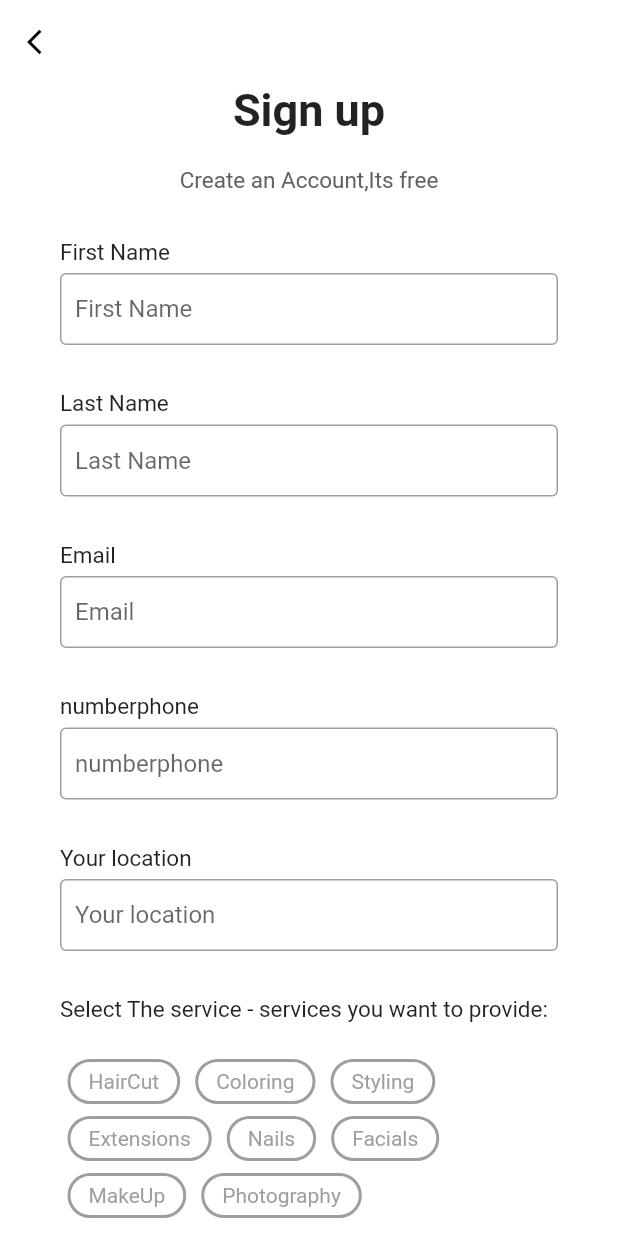
After one commit to tuqa99/highlights, a Flutter app: the SignUpSpecialist screen opened directly, on a phone screen of 412 x 824 dp. The commit adds this screen. Run offline on Flutter 3.47's test engine with Material 2 defaults, Android fonts, the phone set to English and light mode, and no system bars; our stand-ins replace cloud_firestore, file_picker, firebase_auth, firebase_core, firebase_storage, flutter_rating_bar and 6 more; accounts and stored records are empty; network calls fail.

Commit message:
add services to signUp

```diff
--- a/lib/main.dart
+++ b/lib/main.dart
@@ -1,5 +1,4 @@
 import "package:flutter/material.dart";
-import 'package:highlights/UserScreens/allscreens.dart';
 import 'package:highlights/screens/SplashScreen.dart';
 import 'package:firebase_core/firebase_core.dart';
 import 'firebase_options.dart';
@@ -17,6 +16,6 @@ class MyApp extends StatelessWidget {
 
   @override
   Widget build(BuildContext context) {
-    return MainPage();
+    return SplashScree();
   }
 }
--- /dev/null
+++ b/lib/screens/SignUpSpecialist.dart
@@ -0,0 +1,386 @@
+import 'package:flutter/material.dart';
+import 'package:firebase_auth/firebase_auth.dart';
+import 'package:highlights/UserScreens/HomePageComp/HomePage.dart';
+import 'package:highlights/UserScreens/allscreens.dart';
+import 'package:highlights/screens/login.dart';
+import 'package:highlights/specialist/specialistprofile.dart';
+import 'package:cloud_firestore/cloud_firestore.dart';
+
+class SignUpSpecialist extends StatefulWidget {
+  const SignUpSpecialist({super.key});
+
+  @override
+  State<SignUpSpecialist> createState() => _SignUpSpecialistState();
+}
+
+class _SignUpSpecialistState extends State<SignUpSpecialist> {
+  TextEditingController email = TextEditingController();
+  TextEditingController FirstName = TextEditingController();
+  TextEditingController LastName = TextEditingController();
+  TextEditingController password = TextEditingController();
+  TextEditingController password2 = TextEditingController();
+  TextEditingController phoneNumber = TextEditingController();
+  TextEditingController location = TextEditingController();
+  List<String> servicesList = [
+    "HairCut",
+    "Coloring",
+    "Styling",
+    "Extensions",
+    "Nails",
+    "Facials",
+    "MakeUp",
+    "Photography",
+  ];
+  Color kActiveColor = Colors.pink;
+  List<String>? selectedService = [];
+
+  bool confirmedPassword() {
+    if (password.text.trim() == password2.text.trim()) {
+      return true;
+    } else {
+      return false;
+    }
+  }
+
+  @override
+  Widget build(BuildContext context) {
+    return Scaffold(
+      resizeToAvoidBottomInset: false,
+      backgroundColor: Colors.white,
+      appBar: AppBar(
+        elevation: 0,
+        brightness: Brightness.light,
+        backgroundColor: Colors.white,
+        leading: IconButton(
+            onPressed: () {
+              Navigator.pop(context);
+            },
+            icon: Icon(
+              Icons.arrow_back_ios,
+              size: 20,
+              color: Colors.black,
+            )),
+      ),
+      body: Center(
+          child: SingleChildScrollView(
+        scrollDirection: Axis.vertical,
+        child: Column(
+          mainAxisAlignment: MainAxisAlignment.spaceBetween,
+          children: [
+            Column(
+              children: [
+                Column(
+                  mainAxisAlignment: MainAxisAlignment.spaceEvenly,
+                  children: [
+                    Text(
+                      "Sign up",
+                      style: TextStyle(
+                        fontSize: 30,
+                        fontWeight: FontWeight.bold,
+                      ),
+                    ),
+                    SizedBox(
+                      height: 20,
+                    ),
+                    Text(
+                      "Create an Account,Its free",
+                      style: TextStyle(
+                        fontSize: 15,
+                        color: Colors.grey[700],
+                      ),
+                    ),
+                    SizedBox(
+                      height: 30,
+                    )
+                  ],
+                ),
+                Padding(
+                  padding: EdgeInsets.symmetric(horizontal: 40),
+                  child: Column(
+                    crossAxisAlignment: CrossAxisAlignment.start,
+                    children: [
+                      makeInput(FirstName, label: "First Name"),
+                      makeInput(LastName, label: "Last Name"),
+                      makeInput(email, label: "Email"),
+                      makeInput(phoneNumber, label: "numberphone"),
+                      makeInput(location, label: "Your location"),
+                      Text(
+                        "Select The service - services you want to provide:",
+                        style: TextStyle(
+                            fontSize: 15,
+                            fontWeight: FontWeight.w400,
+                            color: Colors.black87),
+                      ),
+                      SizedBox(
+                        height: 20,
+                      ),
+                      Wrap(
+                        children: servicesList.map(
+                          (service) {
+                            bool isSelected = false;
+                            if (selectedService!.contains(service)) {
+                              isSelected = true;
+                            }
+                            return GestureDetector(
+                              onTap: () {
+                                if (!selectedService!.contains(service)) {
+                                  if (selectedService!.length <
+                                      servicesList.length) {
+                                    selectedService!.add(service);
+                                    setState(() {});
+                                  }
+                                } else {
+                                  selectedService!.removeWhere(
+                                      (element) => element == service);
+                                  setState(() {});
+                                }
+                              },
+                              child: Container(
+                                  margin: EdgeInsets.symmetric(
+                                      horizontal: 5, vertical: 4),
+                                  child: Container(
+                                    padding: EdgeInsets.symmetric(
+                                        vertical: 5, horizontal: 12),
+                                    decoration: BoxDecoration(
+                                        color: Colors.white,
+                                        borderRadius: BorderRadius.circular(18),
+                                        border: Border.all(
+                                            color: isSelected
+                                                ? kActiveColor
+                                                : Colors.grey,
+                                            width: 2)),
+                                    child: Text(
+                                      service,
+                                      style: TextStyle(
+                                          color: isSelected
+                                              ? kActiveColor
+                                              : Colors.grey,
+                                          fontSize: 14),
+                                    ),
+                                  )),
+                            );
+                          },
+                        ).toList(),
+                      ),
+                      SizedBox(
+                        height: 30,
+                      ),
+                      makeInput(
+                        password,
+                        label: "Password",
+                        obsureText: true,
+                      ),
+                      makeInput(
+                        password2,
+                        label: "Confirm Pasword",
+                        obsureText: true,
+                      )
+                    ],
+                  ),
+                ),
+                Padding(
+                  padding: EdgeInsets.symmetric(horizontal: 40),
+                  child: Container(
+                    padding: EdgeInsets.only(top: 3, left: 3),
+                    decoration: BoxDecoration(
+                        borderRadius: BorderRadius.circular(40),
+                        border: Border(
+                            bottom: BorderSide(color: Colors.black),
+                            top: BorderSide(color: Colors.black),
+                            right: BorderSide(color: Colors.black),
+                            left: BorderSide(color: Colors.black))),
+                    child: MaterialButton(
+                      minWidth: double.infinity,
+                      height: 60,
+                      onPressed: () async {
+                        try {
+                          if (confirmedPassword() == true) {
+                            var authin = FirebaseAuth.instance;
+                            UserCredential user =
+                                await authin.createUserWithEmailAndPassword(
+                                    email: email.text, password: password.text);
+                            ScaffoldMessenger.of(context).showSnackBar(
+                                const SnackBar(content: Text("its added")));
+                            addUserInfo(
+                              FirstName.text.trim(),
+                              LastName.text.trim(),
+                              email.text.trim(),
+                              phoneNumber.text.trim(),
+                              location.text.trim(),
+                              selectedService,
+                            );
+                            Navigator.push(context, MaterialPageRoute(
+                              builder: (context) {
+                                return MainPage();
+                              },
+                            ));
+                          }
+                        } catch (e) {
+                          ScaffoldMessenger.of(context).showSnackBar(SnackBar(
+                              content: Text(
+                                  "sorry try to change the pass and the email")));
+                          if (confirmedPassword() == false) {
+                            ScaffoldMessenger.of(context).showSnackBar(SnackBar(
+                                content: Text("Password is not the same")));
+                          }
+                        }
+                      },
+                      color: Colors.redAccent,
+                      shape: RoundedRectangleBorder(
+                          borderRadius: BorderRadius.circular(40)),
+                      child: Text(
+                        "Sign Up",
+                        style: TextStyle(
+                          fontWeight: FontWeight.w600,
+                          fontSize: 16,
+                        ),
+                      ),
+                    ),
+                  ),
+                ),
+                SizedBox(
+                  height: 20,
+                ),
+                Row(
+                  mainAxisAlignment: MainAxisAlignment.center,
+                  children: [
+                    Text("Already have an account? "),
+                    Text(
+                      "Login",
+                      style:
+                          TextStyle(fontWeight: FontWeight.w600, fontSize: 18),
+                    ),
+                  ],
+                )
+              ],
+            ),
+          ],
+        ),
+      )),
+    );
+  }
+}
+
+Future addUserInfo(
+  String firstName,
+  String lastName,
+  String email,
+  String phoneNumber,
+  String location,
+  List<String>? selectedService,
+) async {
+  await FirebaseFirestore.instance.collection("specialist").add({
+    'first name': firstName,
+    'last name': lastName,
+    'email': email,
+    'location': location,
+    'phone number': phoneNumber,
+  });
+  if (selectedService!.contains("HairCut")) {
+    await FirebaseFirestore.instance.collection("HairCut").add({
+      'first name': firstName,
+      'last name': lastName,
+      'email': email,
+      'location': location,
+      'phone number': phoneNumber,
+    });
+  }
+  if (selectedService!.contains("Coloring")) {
+    await FirebaseFirestore.instance.collection("Coloring").add({
+      'first name': firstName,
+      'last name': lastName,
+      'email': email,
+      'location': location,
+      'phone number': phoneNumber,
+    });
+  }
+  if (selectedService!.contains("Styling")) {
+    await FirebaseFirestore.instance.collection("Styling").add({
+      'first name': firstName,
+      'last name': lastName,
+      'email': email,
+      'location': location,
+      'phone number': phoneNumber,
+    });
+  }
+  if (selectedService!.contains("Extensions")) {
+    await FirebaseFirestore.instance.collection("Extensions").add({
+      'first name': firstName,
+      'last name': lastName,
+      'email': email,
+      'location': location,
+      'phone number': phoneNumber,
+    });
+  }
+  if (selectedService!.contains("Nails")) {
+    await FirebaseFirestore.instance.collection("Nails").add({
+      'first name': firstName,
+      'last name': lastName,
+      'email': email,
+      'location': location,
+      'phone number': phoneNumber,
+    });
+  }
+  if (selectedService!.contains("Facials")) {
+    await FirebaseFirestore.instance.collection("Facials").add({
+      'first name': firstName,
+      'last name': lastName,
+      'email': email,
+      'location': location,
+      'phone number': phoneNumber,
+    });
+  }
+  if (selectedService!.contains("MakeUp")) {
+    await FirebaseFirestore.instance.collection("MakeUp").add({
+      'first name': firstName,
+      'last name': lastName,
+      'email': email,
+      'location': location,
+      'phone number': phoneNumber,
+    });
+  }
+  if (selectedService!.contains("Photography")) {
+    await FirebaseFirestore.instance.collection("Photography").add({
+      'first name': firstName,
+      'last name': lastName,
+      'email': email,
+      'location': location,
+      'phone number': phoneNumber,
+    });
+  }
+}
+
+Widget makeInput(TextEditingController controller,
+    {label, obsureText = false}) {
+  return Column(
+    crossAxisAlignment: CrossAxisAlignment.start,
+    children: [
+      Text(
+        label,
+        style: TextStyle(
+            fontSize: 15, fontWeight: FontWeight.w400, color: Colors.black87),
+      ),
+      SizedBox(
+        height: 5,
+      ),
+      TextField(
+        controller: controller,
+        obscureText: obsureText,
+        decoration: InputDecoration(
+          hintText: label,
+          contentPadding: EdgeInsets.symmetric(vertical: 0, horizontal: 10),
+          enabledBorder: OutlineInputBorder(
+            borderSide: BorderSide(
+              color: Colors.grey,
+            ),
+          ),
+          border:
+              OutlineInputBorder(borderSide: BorderSide(color: Colors.grey)),
+        ),
+      ),
+      SizedBox(
+        height: 30,
+      )
+    ],
+  );
+}
--- a/lib/screens/SingupUser.dart
+++ b/lib/screens/SingupUser.dart
@@ -13,6 +13,8 @@ class SignupPageuser extends StatelessWidget {
   TextEditingController location = TextEditingController();
 
   var authin = FirebaseAuth.instance;
+  var selectedService="Hair";
+
 
   @override
   Widget build(BuildContext context) {
@@ -77,6 +79,7 @@ class SignupPageuser extends StatelessWidget {
                     makeInput(email, label: "Email"),
                     makeInput(phoneNumber, label: "numberphone"),
                     makeInput(location, label: "Your location"),
+
                     makeInput(password, label: "Password", obsureText: true),
                     makeInput(password2,
                         label: "Confirm Pasword", obsureText: true)
--- a/lib/screens/viewscreen.dart
+++ b/lib/screens/viewscreen.dart
@@ -3,7 +3,7 @@ import 'dart:collection';
 import 'package:flutter/material.dart';
 import 'package:highlights/screens/SingupUser.dart';
 import 'package:highlights/screens/login.dart';
-import 'package:highlights/screens/signupuspecialist.dart';
+import 'package:highlights/screens/signupspecialist.dart';
 import 'package:video_player/video_player.dart';
 
 class VideoApp extends StatefulWidget {
@@ -127,7 +127,7 @@ class _VideoAppState extends State<VideoApp> {
                                 onTap: () {
                                   Navigator.push(context, MaterialPageRoute(
                                     builder: (context) {
-                                      return SignupPagespecialist();
+                                      return SignUpSpecialist();
                                     },
                                   ));
                                 },
```
Also changed, not shown: lib/screens/login.dart (+4 -3 lines), lib/screens/signupuspecialist.dart (deleted, +0 -205 lines), lib/screens/specialistList.dart (+7 -18 lines), lib/signInGoogle/FirebaseServices.dart (renamed from lib/FirebaseServices.dart).
